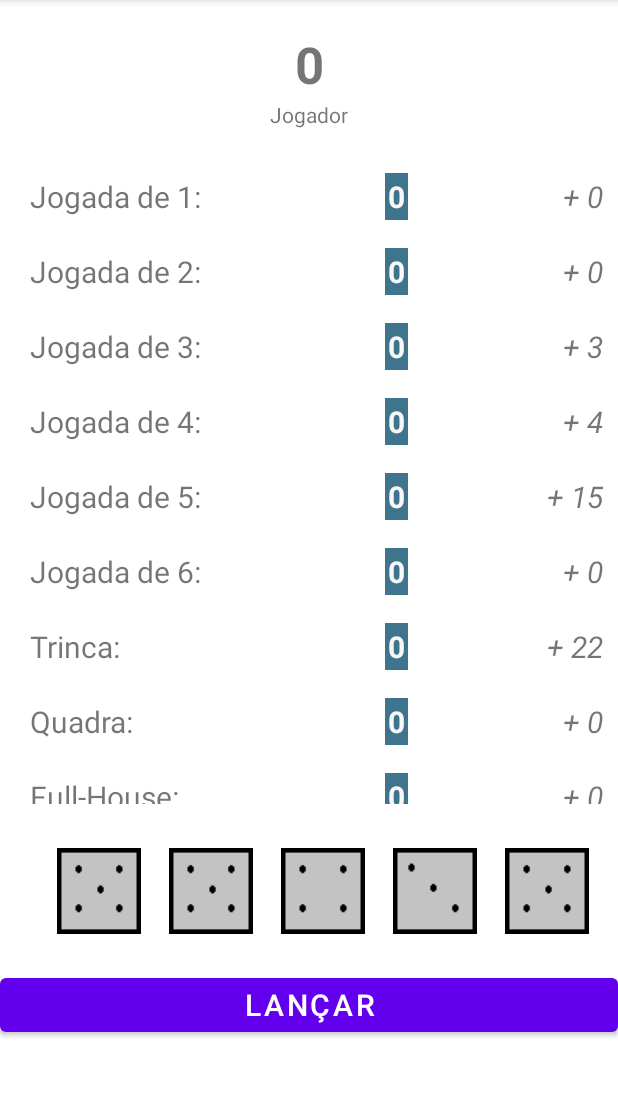
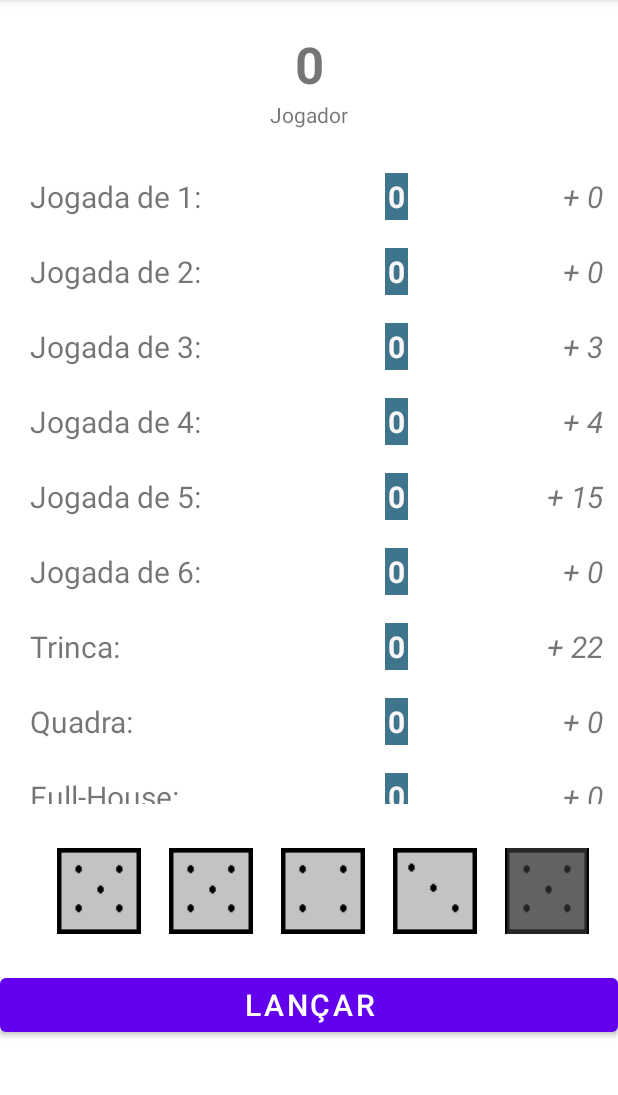
Before and after one commit to dduartevla/Yahtzee, an Android app: the screen it shows after launch (MainActivity), after a tap on an icon or button, on a phone screen of 412 x 824 dp, the part 84-1179 px from its top. Run offline under Robolectric (Android 15) with nearby library versions, the phone set to English and light mode, and no system bars; 3 other taps on this screen came first.

Commit message:
Dados travados (que não vão alterar seu valor no lançamento) funcionando.
Criação da classe Dado para facilitar.

```diff
--- a/app/src/main/java/ufjf/dcc/debora/yahtzee/CalculaJogadas.java
+++ b/app/src/main/java/ufjf/dcc/debora/yahtzee/CalculaJogadas.java
@@ -9,9 +9,9 @@ public class CalculaJogadas {
 
     int[] dados = new int[5];
 
-    public CalculaJogadas(List<Integer> Ldados){
+    public CalculaJogadas(List<Dado> Ldados){
         for (int i=0; i<Ldados.size();i++){
-            this.dados[i] = Ldados.get(i);
+            this.dados[i] = Ldados.get(i).valor;
         }
 
     }
--- /dev/null
+++ b/app/src/main/java/ufjf/dcc/debora/yahtzee/Dado.java
@@ -0,0 +1,12 @@
+package ufjf.dcc.debora.yahtzee;
+
+public class Dado {
+    int valor;
+    boolean travado;
+
+    public Dado (){
+        this.valor = -1;
+        this.travado = false;
+    }
+
+}
--- a/app/src/main/java/ufjf/dcc/debora/yahtzee/DadosAdapter.java
+++ b/app/src/main/java/ufjf/dcc/debora/yahtzee/DadosAdapter.java
@@ -13,10 +13,11 @@ import java.util.List;
 
 public class DadosAdapter extends RecyclerView.Adapter<DadosAdapter.DadosViewHolder> {
 
-    private List<Integer> dados;
+    private List<Dado> dados;
     private DadosAdapter.OnDadosClickListener listener;
+    private DadosAdapter.DadosViewHolder viewHolder;
 
-    public DadosAdapter(List<Integer> dados, DadosAdapter.OnDadosClickListener listener) {
+    public DadosAdapter(List<Dado> dados, DadosAdapter.OnDadosClickListener listener) {
         this.dados = dados;
         System.out.println(dados.size());
         this.listener = listener;
@@ -28,15 +29,14 @@ public class DadosAdapter extends RecyclerView.Adapter<DadosAdapter.DadosViewHol
         Context contexto = parent.getContext();
         LayoutInflater inflater = LayoutInflater.from(contexto);
         View dadosView = inflater.inflate(R.layout.dado_layout,parent,false);
-        DadosAdapter.DadosViewHolder viewHolder = new DadosAdapter.DadosViewHolder(dadosView);
+        viewHolder = new DadosAdapter.DadosViewHolder(dadosView);
         return viewHolder;
     }
 
     @Override
     public void onBindViewHolder(@NonNull DadosAdapter.DadosViewHolder holder, int position) {
-        //for (int i=0; i<dados.size();i++){
 
-            switch (dados.get(position)){
+            switch (dados.get(position).valor) {
                 case 1:
                     holder.imageViewDado.setImageResource(R.drawable.d1);
                     break;
@@ -61,7 +61,6 @@ public class DadosAdapter extends RecyclerView.Adapter<DadosAdapter.DadosViewHol
                     holder.imageViewDado.setImageResource(R.drawable.d6);
                     break;
             }
-        //}
 
     }
 
@@ -70,19 +69,25 @@ public class DadosAdapter extends RecyclerView.Adapter<DadosAdapter.DadosViewHol
         return 5;
     }
 
+    public DadosViewHolder getViewHolder() {
+        return viewHolder;
+    }
+
     public class DadosViewHolder extends RecyclerView.ViewHolder{
 
         ImageView imageViewDado;
+        ImageView imageViewFiltro;
 
         public DadosViewHolder(@NonNull View itemView) {
             super(itemView);
 
             imageViewDado= itemView.findViewById(R.id.imageViewDado);
+            imageViewFiltro = itemView.findViewById(R.id.imageViewFiltro);
 
             itemView.setOnClickListener(new View.OnClickListener() {
                 @Override
                 public void onClick(View v) {
-                   listener.onDadosClick(v, getAdapterPosition());
+                   listener.onDadosClick(v, getAdapterPosition(), imageViewFiltro);
                 }
             });
 
@@ -90,7 +95,7 @@ public class DadosAdapter extends RecyclerView.Adapter<DadosAdapter.DadosViewHol
     }
 
     public interface OnDadosClickListener{
-        void onDadosClick(View view,int position);
+        void onDadosClick(View view,int position, View imageView);
 
     }
 }
--- a/app/src/main/java/ufjf/dcc/debora/yahtzee/JogadaAdapter.java
+++ b/app/src/main/java/ufjf/dcc/debora/yahtzee/JogadaAdapter.java
@@ -84,6 +84,7 @@ public class JogadaAdapter extends RecyclerView.Adapter<JogadaAdapter.JogadaView
                 public void onClick(View v) {
                     listener.onJogadaClick(v,getAdapterPosition());
 
+
                 }
 
                 public void desabilita(View v){
--- a/app/src/main/java/ufjf/dcc/debora/yahtzee/MainActivity.java
+++ b/app/src/main/java/ufjf/dcc/debora/yahtzee/MainActivity.java
@@ -20,7 +20,7 @@ public class MainActivity extends AppCompatActivity {
 
     private RecyclerView recyclerViewJogadas;
     private RecyclerView recyclerViewDados;
-    private List<Integer> dados;
+    private List<Dado> dados;
     private List<Jogada> jogadas;
     private JogadasRepositorio repo;
     private Button buttonLancar;
@@ -49,6 +49,7 @@ public class MainActivity extends AppCompatActivity {
 
     int contadorLancamentos = 0;
 
+
     @SuppressLint("WrongViewCast")
     @Override
     protected void onCreate(Bundle savedInstanceState) {
@@ -64,9 +65,10 @@ public class MainActivity extends AppCompatActivity {
 
         repo = new JogadasRepositorio(getApplicationContext());
         criaJogadas();
-        dados = new ArrayList<Integer>();
+        dados = new ArrayList<Dado>();
         iniciaDados();
-        System.out.println(dados.size());
+        //System.out.println(dados.size());
+
         recyclerViewJogadas = findViewById(R.id.recyclerViewJogadas);
         recyclerViewDados = findViewById(R.id.recyclerViewDados);
 
@@ -76,9 +78,34 @@ public class MainActivity extends AppCompatActivity {
 
         layoutManagerDados = new LinearLayoutManager(this, LinearLayoutManager.HORIZONTAL,true);
         recyclerViewDados.setLayoutManager(layoutManagerDados);
+
+        //listener de dados
+        listenerDados = new DadosAdapter.OnDadosClickListener() {
+            @Override
+            public void onDadosClick(View view, int position, View imageView) {
+
+                if (contaDadosTravados() < 4) {
+
+                    if (dados.get(position).travado == false) {
+                        dados.get(position).travado = true;
+                    } else {
+                        dados.get(position).travado = false;
+                    }
+
+                    if (dados.get(position).travado == false) {
+                        imageView.setVisibility(View.INVISIBLE);
+                    } else {
+                        imageView.setVisibility(View.VISIBLE);
+                    }
+
+                }
+            }
+        };
+
         dadosAdapter = new DadosAdapter(dados,listenerDados);
         recyclerViewDados.setAdapter(dadosAdapter);
 
+        //listener de Jogadas
         listenerJogadas = new JogadaAdapter.OnJogadaClickListener() {
             @Override
             public void onJogadaClick(View view, int position) {
@@ -182,6 +209,15 @@ public class MainActivity extends AppCompatActivity {
 
     }
 
+    private int contaDadosTravados(){
+        int cont = 0;
+        for (int i=0; i<dados.size(); i++){
+            if (dados.get(i).travado ==true)
+                cont++;
+        }
+       return cont;
+    }
+
     private void iniciaViewClicked(){
         for (int i=0; i<viewClicked.length; i++){
             viewClicked[i] = false;
@@ -189,14 +225,16 @@ public class MainActivity extends AppCompatActivity {
     }
 
     private void iniciaDados(){
+
         for (int i=0; i<5;i++){
-            dados.add(1);
+            Dado novoDado = new Dado();
+            dados.add(novoDado);
         }
     }
 
-    public void tempImprimeDados(){
-        for(int i=0; i<dados.size();i++){
-            System.out.println(dados.get(i) + "temp");
+    public void tempImprimeDados(List coisas){
+        for(int i=0; i<coisas.size();i++){
+            System.out.println(coisas.get(i) + "temp " +i);
         }
     }
 
@@ -233,14 +271,15 @@ public class MainActivity extends AppCompatActivity {
             Random rand = new Random();
             for (int i = 0; i < 5; i++) {
                 Integer valor = rand.nextInt(6);
-                dados.set(i, valor + 1);
+                if (dados.get(i).travado == false)
+                    dados.get(i).valor = valor + 1;
+
             }
 
             CalculaJogadas calculaJogadas = new CalculaJogadas(dados);
 
             //atualiza os dados
-            dadosAdapter = new DadosAdapter(dados, listenerDados);
-            recyclerViewDados.setAdapter(dadosAdapter);
+            dadosAdapter.notifyDataSetChanged();
 
 
             // calcula as possíveis jogadas
--- a/app/src/main/res/layout/dado_layout.xml
+++ b/app/src/main/res/layout/dado_layout.xml
@@ -20,4 +20,22 @@
         app:layout_constraintTop_toTopOf="parent"
         app:srcCompat="@drawable/d1" />
 
+    <ImageView
+        android:id="@+id/imageViewFiltro"
+        android:layout_width="0dp"
+        android:layout_height="0dp"
+        android:layout_marginStart="5dp"
+        android:layout_marginTop="5dp"
+        android:layout_marginEnd="5dp"
+        android:layout_marginBottom="5dp"
+        android:background="#A93E3C3C"
+        android:backgroundTintMode="src_over"
+        android:visibility="invisible"
+        app:layout_constraintBottom_toBottomOf="parent"
+        app:layout_constraintEnd_toEndOf="@+id/imageViewDado"
+        app:layout_constraintStart_toStartOf="@+id/imageViewDado"
+        app:layout_constraintTop_toTopOf="parent"
+        app:layout_constraintVertical_bias="0.0"
+        app:srcCompat="@android:drawable/divider_horizontal_bright" />
+
 </androidx.constraintlayout.widget.ConstraintLayout>
```
